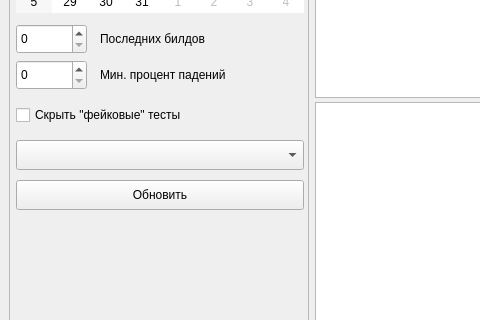
Qt form src/MainWindow.ui (Sova777/QHudsonResults) before a commit; both pictures show x 0 to 480 and y 249 to 569 of the 1000 by 700 pixel window.
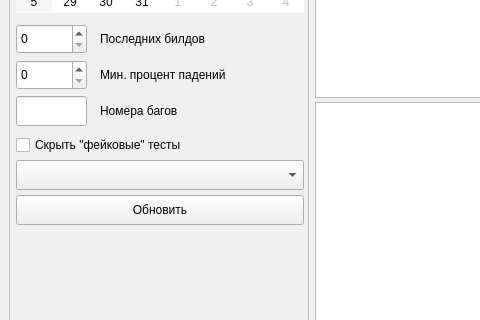
The same form after that commit. Icons and pictures are not drawn.

Commit message: Фильтры по номерам багов

What changed in the file:
```diff
--- a/src/MainWindow.ui
+++ b/src/MainWindow.ui
@@ -85,7 +85,7 @@
         <property name="geometry">
          <rect>
           <x>6</x>
-          <y>400</y>
+          <y>415</y>
           <width>288</width>
           <height>30</height>
          </rect>
@@ -182,7 +182,7 @@
         <property name="geometry">
          <rect>
           <x>6</x>
-          <y>320</y>
+          <y>350</y>
           <width>288</width>
           <height>30</height>
          </rect>
@@ -198,12 +198,35 @@
         <property name="geometry">
          <rect>
           <x>6</x>
-          <y>360</y>
+          <y>380</y>
           <width>288</width>
           <height>30</height>
          </rect>
         </property>
        </widget>
+       <widget class="QLineEdit" name="editBugs">
+        <property name="geometry">
+         <rect>
+          <x>6</x>
+          <y>316</y>
+          <width>71</width>
+          <height>30</height>
+         </rect>
+        </property>
+       </widget>
+       <widget class="QLabel" name="label_3">
+        <property name="geometry">
+         <rect>
+          <x>90</x>
+          <y>316</y>
+          <width>201</width>
+          <height>30</height>
+         </rect>
+        </property>
+        <property name="text">
+         <string>Номера багов</string>
+        </property>
+       </widget>
       </widget>
      </widget>
     </item>
```
The commit also changes 2 other files.
